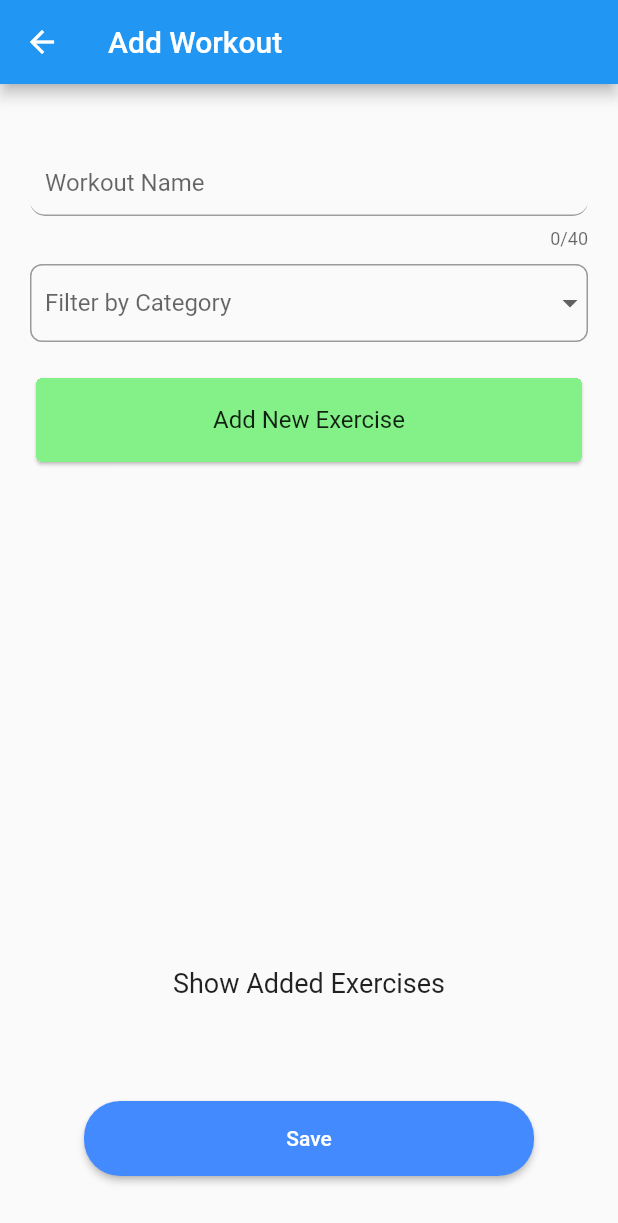
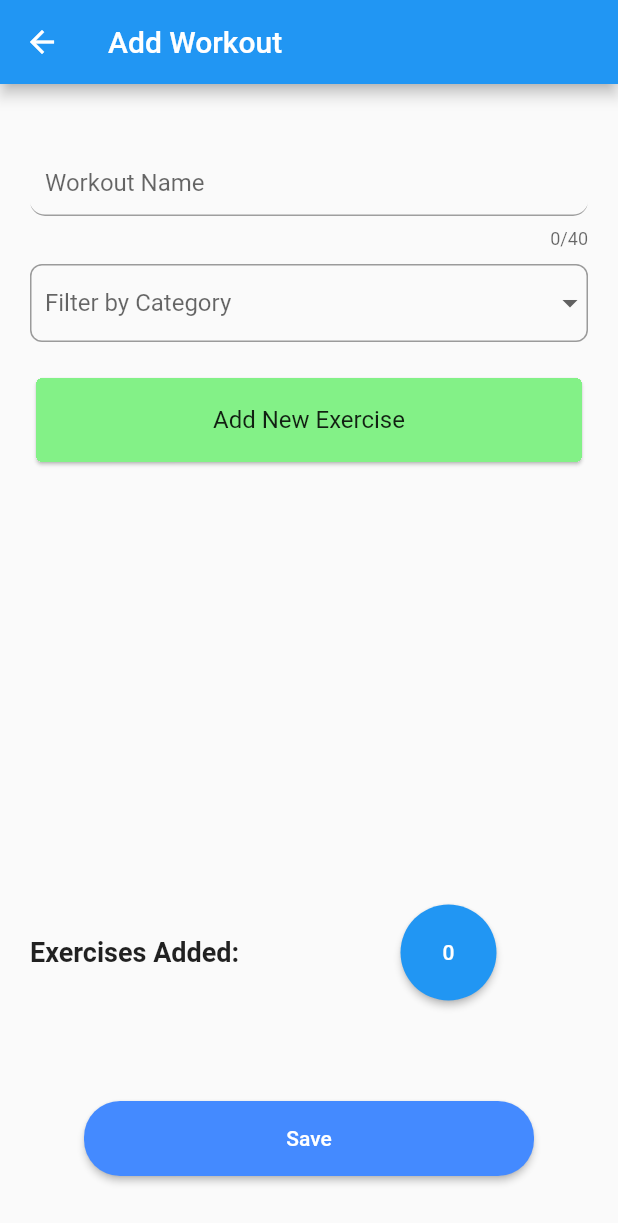
Before and after one commit to EmilsLipsans/sets_and_reps, a Flutter app: the CreateWorkoutRoute screen opened directly, on a phone screen of 412 x 824 dp. Shown: the top 1223 px of the screen. Run offline on Flutter 3.47's test engine with Material 2 defaults, Android fonts, the phone set to English and light mode, and no system bars; our stand-ins replace cloud_firestore, dropdown_button2, firebase_auth, firebase_core, google_fonts, table_calendar and 2 more; missing offline and left inert: firebase_ui_auth; accounts and stored records are empty.

Commit message:
Add Workout Exercise List page

```diff
--- a/lib/main.dart
+++ b/lib/main.dart
@@ -8,7 +8,7 @@ import 'package:firebase_ui_auth/firebase_ui_auth.dart';
 import 'package:flutter/material.dart';
 import 'package:google_fonts/google_fonts.dart';
 import 'package:gtk_flutter/pages/calander.dart';
-import 'package:gtk_flutter/pages/create_workout.dart';
+import 'package:gtk_flutter/pages/workout_create.dart';
 import 'package:gtk_flutter/pages/home.dart';
 import 'package:gtk_flutter/pages/profile.dart';
 import 'package:gtk_flutter/pages/workouts.dart';
--- a/lib/pages/create_exercise.dart
+++ b/lib/pages/exercise_create.dart
@@ -3,9 +3,7 @@ import 'dart:async'; // new
 import 'package:flutter/material.dart';
 import 'package:dropdown_button2/dropdown_button2.dart';
 import 'package:gtk_flutter/main.dart';
-import 'package:gtk_flutter/pages/create_workout.dart';
 import 'package:gtk_flutter/utils/dropdown.dart';
-import 'package:gtk_flutter/utils/showDialog.dart';
 import 'package:provider/provider.dart';
 
 class CreateExerciseRoute extends StatefulWidget {
--- a/lib/pages/update_exercise.dart
+++ b/lib/pages/exercise_update.dart
@@ -3,9 +3,7 @@ import 'dart:async'; // new
 import 'package:flutter/material.dart';
 import 'package:dropdown_button2/dropdown_button2.dart';
 import 'package:gtk_flutter/main.dart';
-import 'package:gtk_flutter/pages/create_workout.dart';
 import 'package:gtk_flutter/utils/dropdown.dart';
-import 'package:gtk_flutter/utils/showDialog.dart';
 import 'package:provider/provider.dart';
 
 class UpdateExerciseRoute extends StatefulWidget {
--- a/lib/pages/home.dart
+++ b/lib/pages/home.dart
@@ -1,6 +1,6 @@
 import 'package:flutter/material.dart';
-import 'package:gtk_flutter/pages/create_exercise.dart';
-import 'package:gtk_flutter/pages/start_workout.dart';
+import 'package:gtk_flutter/pages/exercise_create.dart';
+import 'package:gtk_flutter/pages/workout_start.dart';
 
 class HomePage extends StatelessWidget {
   // This widget is the root of your application.
--- a/lib/pages/create_workout.dart
+++ b/lib/pages/workout_create.dart
@@ -3,12 +3,12 @@ import 'dart:async'; // new
 import 'package:flutter/material.dart';
 import 'package:dropdown_button2/dropdown_button2.dart';
 import 'package:gtk_flutter/main.dart';
-import 'package:gtk_flutter/pages/create_exercise.dart';
-import 'package:gtk_flutter/pages/exercise_details.dart';
-import 'package:gtk_flutter/pages/update_exercise.dart';
-import 'package:gtk_flutter/src/widgets.dart';
+import 'package:gtk_flutter/pages/exercise_create.dart';
+import 'package:gtk_flutter/pages/exercise_update.dart';
+import 'package:gtk_flutter/pages/workout_exercises.dart';
 
 import 'package:gtk_flutter/utils/dropdown.dart';
+import 'package:gtk_flutter/utils/exercise_list.dart';
 import 'package:gtk_flutter/utils/showDialog.dart';
 import 'package:provider/provider.dart';
 // new
@@ -77,6 +77,15 @@ class _NewWorkoutState extends State<NewWorkout> {
   final _formKey = GlobalKey<FormState>(debugLabel: '_NewWorkoutState');
   final _nameController = TextEditingController();
   String? selectedValue;
+  int exercisesAdded = 0;
+  void _incrementCounter() {
+    setState(() {
+      exercisesAdded++;
+    });
+  }
+
+  List<ExerciseList> list = [];
+
   static const List<String> items = [
     'All',
     'Abs',
@@ -168,7 +177,7 @@ class _NewWorkoutState extends State<NewWorkout> {
                 height: 20,
               ),
               Expanded(
-                flex: 4,
+                flex: 5,
                 child: ListView(
                   scrollDirection: Axis.vertical,
                   children: <Widget>[
@@ -206,7 +215,39 @@ class _NewWorkoutState extends State<NewWorkout> {
               SizedBox(
                 height: 20,
               ),
-              Expanded(child: Paragraph('Show Added Exercises')),
+              Row(
+                children: [
+                  Expanded(
+                    child: Align(
+                      alignment: Alignment.topLeft,
+                      child: Text(
+                        'Exercises Added: ',
+                        style: TextStyle(
+                            fontWeight: FontWeight.bold, fontSize: 18),
+                      ),
+                    ),
+                  ),
+                  Expanded(
+                    child: ElevatedButton(
+                      onPressed: () {
+                        Navigator.push(
+                          context,
+                          MaterialPageRoute(
+                              builder: (context) => ExerciseListRoute(
+                                    list: list,
+                                  )),
+                        );
+                      },
+                      child: Text('$exercisesAdded'),
+                      style: ElevatedButton.styleFrom(
+                        shape: CircleBorder(),
+                        padding: EdgeInsets.all(24),
+                      ),
+                    ),
+                  ),
+                ],
+              ),
+              Spacer(),
               MaterialButton(
                 color: Colors.blueAccent,
                 onPressed: () async {
@@ -248,12 +289,22 @@ class _NewWorkoutState extends State<NewWorkout> {
       clipBehavior: Clip.hardEdge,
       child: ListTile(
         leading: IconButton(
-          icon: Icon(
-            Icons.add_circle_rounded,
-            color: Colors.blueAccent,
-          ),
-          onPressed: () => print('select'),
-        ),
+            icon: Icon(
+              Icons.add_circle_rounded,
+              color: Colors.blueAccent,
+            ),
+            onPressed: () {
+              if (exercisesAdded < 10) {
+                _incrementCounter();
+                list.add(
+                    ExerciseList(name: message.name, docID: message.docID));
+              } else {
+                final snackBar = SnackBar(
+                  content: const Text('Exercise List Full'),
+                );
+                ScaffoldMessenger.of(context).showSnackBar(snackBar);
+              }
+            }),
         title: Text('${message.name}'),
         trailing: PopupMenuButton(
           onSelected: (value) {
--- a/lib/pages/workouts.dart
+++ b/lib/pages/workouts.dart
@@ -1,5 +1,5 @@
 import 'package:flutter/material.dart';
-import 'package:gtk_flutter/pages/create_workout.dart';
+import 'package:gtk_flutter/pages/workout_create.dart';
 
 class WorkoutsPage extends StatefulWidget {
   const WorkoutsPage({super.key});
--- /dev/null
+++ b/lib/utils/exercise_list.dart
@@ -0,0 +1,11 @@
+import 'package:flutter/material.dart';
+
+class ExerciseList {
+  String name;
+  String docID;
+
+  ExerciseList({
+    required this.name,
+    required this.docID,
+  });
+}
```
Also changed, not shown: lib/pages/workout_exercises.dart (added, +77 -0 lines), lib/pages/workout_start.dart (renamed from lib/pages/start_workout.dart).
